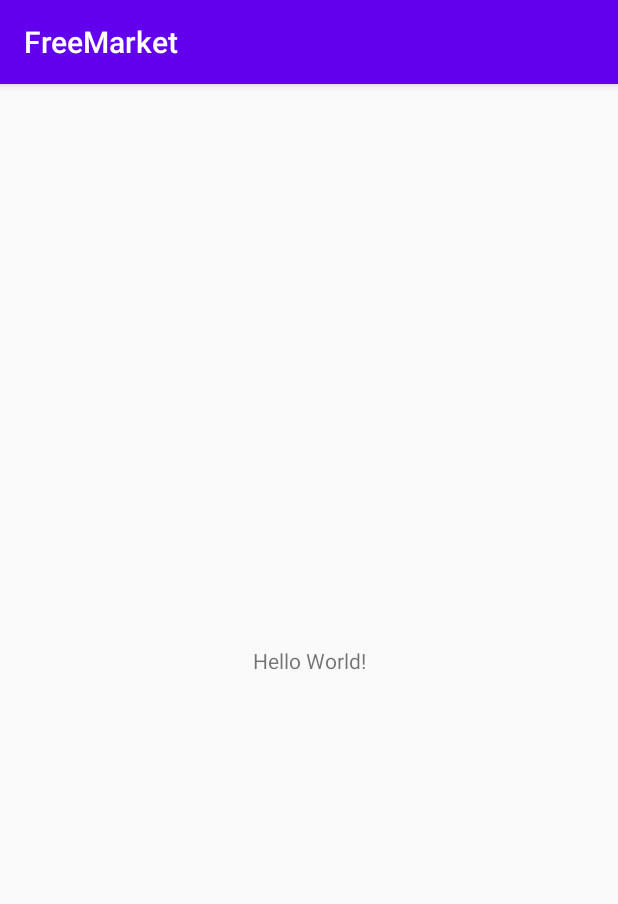
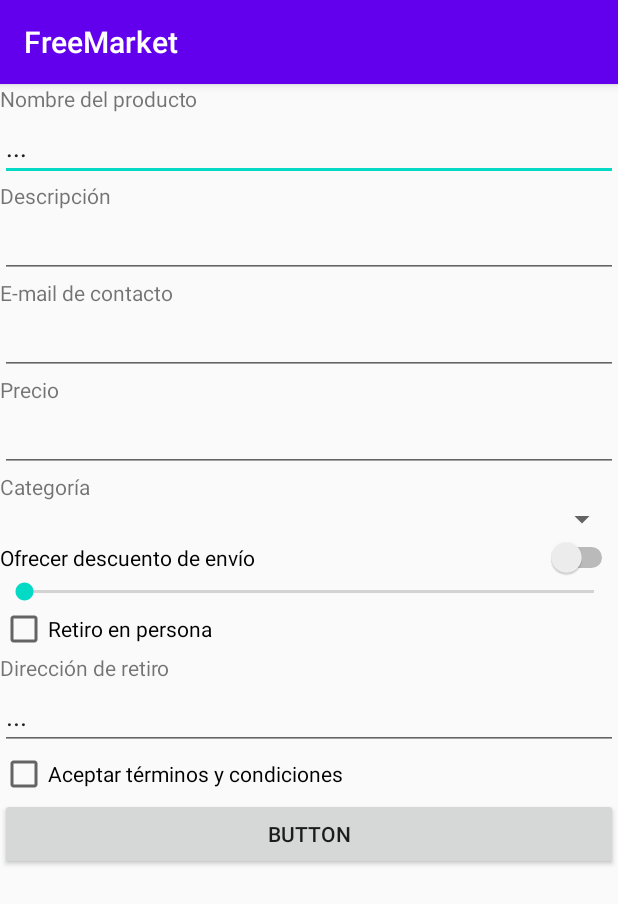
Before and after one commit to JU4N98/FreeMarket, an Android app: the screen it shows after launch (MainActivity), on a phone screen of 412 x 824 dp. Shown: the top 904 px of the screen. Run offline under Robolectric (Android 15) with nearby library versions, the phone set to English and light mode, and no system bars.

Commit message:
Adds UI elements

```diff
--- a/app/src/main/res/layout/activity_main.xml
+++ b/app/src/main/res/layout/activity_main.xml
@@ -1,18 +1,121 @@
 <?xml version="1.0" encoding="utf-8"?>
-<android.support.constraint.ConstraintLayout xmlns:android="http://schemas.android.com/apk/res/android"
+<LinearLayout xmlns:android="http://schemas.android.com/apk/res/android"
     xmlns:app="http://schemas.android.com/apk/res-auto"
     xmlns:tools="http://schemas.android.com/tools"
     android:layout_width="match_parent"
     android:layout_height="match_parent"
+    android:orientation="vertical"
     tools:context=".MainActivity">
 
     <TextView
-        android:layout_width="wrap_content"
+        android:id="@+id/textViewTitulo"
+        android:layout_width="match_parent"
         android:layout_height="wrap_content"
-        android:text="Hello World!"
-        app:layout_constraintBottom_toBottomOf="parent"
-        app:layout_constraintLeft_toLeftOf="parent"
-        app:layout_constraintRight_toRightOf="parent"
-        app:layout_constraintTop_toTopOf="parent" />
+        android:text="Nombre del producto " />
 
-</android.support.constraint.ConstraintLayout>
+    <EditText
+        android:id="@+id/tituloEditText"
+        android:layout_width="match_parent"
+        android:layout_height="wrap_content"
+        android:ems="10"
+        android:inputType="text"
+        android:rotationX="2"
+        android:singleLine="true"
+        android:text="..." />
+
+    <TextView
+        android:id="@+id/textViewDescripcion"
+        android:layout_width="match_parent"
+        android:layout_height="wrap_content"
+        android:text="Descripción" />
+
+    <EditText
+        android:id="@+id/editTextDescripcion"
+        android:layout_width="match_parent"
+        android:layout_height="wrap_content"
+        android:ems="10"
+        android:gravity="start|top"
+        android:inputType="textMultiLine" />
+
+    <TextView
+        android:id="@+id/textViewCorreo"
+        android:layout_width="match_parent"
+        android:layout_height="wrap_content"
+        android:text="E-mail de contacto" />
+
+    <EditText
+        android:id="@+id/editTextTextEmailAddress"
+        android:layout_width="match_parent"
+        android:layout_height="wrap_content"
+        android:ems="10"
+        android:inputType="textEmailAddress" />
+
+    <TextView
+        android:id="@+id/textViewPrecio"
+        android:layout_width="match_parent"
+        android:layout_height="wrap_content"
+        android:text="Precio" />
+
+    <EditText
+        android:id="@+id/editTextPrecio"
+        android:layout_width="match_parent"
+        android:layout_height="wrap_content"
+        android:ems="10"
+        android:inputType="numberDecimal" />
+
+    <TextView
+        android:id="@+id/textViewCategoria"
+        android:layout_width="match_parent"
+        android:layout_height="wrap_content"
+        android:text="Categoría" />
+
+    <Spinner
+        android:id="@+id/spinnerCategorias"
+        android:layout_width="match_parent"
+        android:layout_height="wrap_content" />
+
+    <Switch
+        android:id="@+id/switchDescuento"
+        android:layout_width="match_parent"
+        android:layout_height="wrap_content"
+        android:text="Ofrecer descuento de envío" />
+
+    <SeekBar
+        android:id="@+id/seekBarDescuento"
+        android:layout_width="match_parent"
+        android:layout_height="wrap_content"
+        android:max="100" />
+
+    <CheckBox
+        android:id="@+id/checkBoxRetiro"
+        android:layout_width="match_parent"
+        android:layout_height="wrap_content"
+        android:text="Retiro en persona" />
+
+    <TextView
+        android:id="@+id/textViewDireccion"
+        android:layout_width="match_parent"
+        android:layout_height="wrap_content"
+        android:text="Dirección de retiro" />
+
+    <EditText
+        android:id="@+id/editTextDireccion"
+        android:layout_width="match_parent"
+        android:layout_height="wrap_content"
+        android:ems="10"
+        android:inputType="textPersonName"
+        android:text="..." />
+
+    <CheckBox
+        android:id="@+id/checkBoxTyC"
+        android:layout_width="match_parent"
+        android:layout_height="wrap_content"
+        android:text="Aceptar términos y condiciones" />
+
+    <Button
+        android:id="@+id/buttonPublicar"
+        android:layout_width="match_parent"
+        android:layout_height="wrap_content"
+        android:text="Button" />
+
+</LinearLayout>
```
